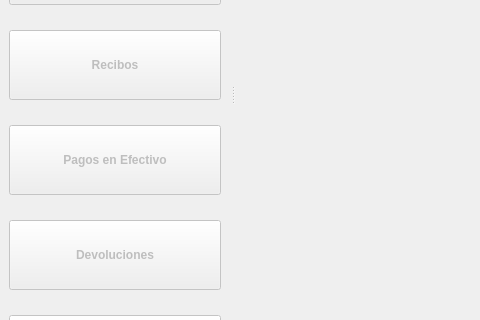
This is esquipulaspy/ui/mainwindowcaja.ui in armonge/EsquipulasPy as Qt 5 draws it before an edit; both pictures show x 0 to 480 and y 264 to 584 of the 1151 by 708 pixel window. The edited form follows.
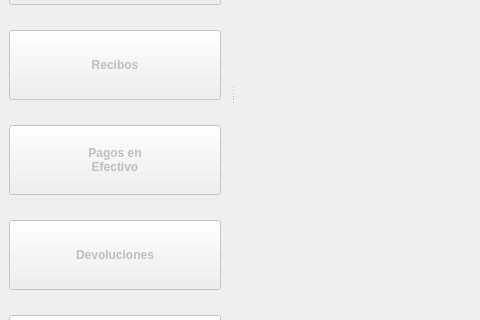
This is the edited form. Icons and pictures are not drawn.

```diff
--- a/esquipulaspy/ui/mainwindowcaja.ui
+++ b/esquipulaspy/ui/mainwindowcaja.ui
@@ -245,7 +245,8 @@
             </font>
            </property>
            <property name="text">
-            <string>Pagos en Efectivo</string>
+            <string>Pagos en
+Efectivo</string>
            </property>
            <property name="icon">
             <iconset resource="res.qrc">
@@ -253,8 +254,8 @@
            </property>
            <property name="iconSize">
             <size>
-             <width>32</width>
-             <height>32</height>
+             <width>64</width>
+             <height>64</height>
             </size>
            </property>
            <property name="flat">
```
Left out of the diff: 16 changed lines with no effect on the pictures.
